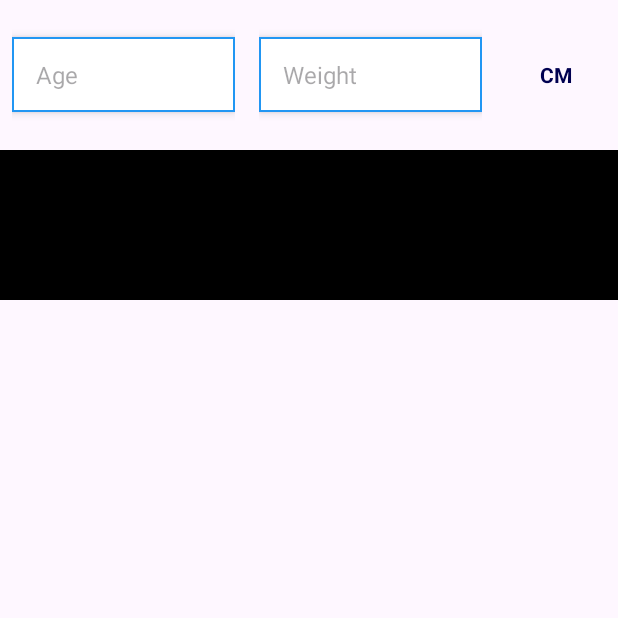
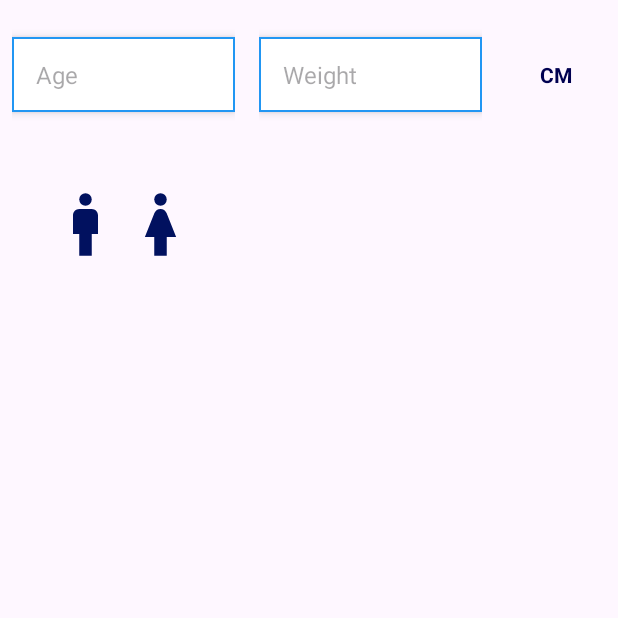
Before and after one commit to Amir-Raza-Teesside/BMICalculator, an Android app: the screen it shows after launch (MainActivity), on a phone screen of 412 x 824 dp, the top half of it. Run offline under Robolectric (Android 15) with nearby library versions, the phone set to English and light mode, and no system bars.

Commit message:
unselected Version of Gender Picture

```diff
--- a/app/src/main/java/com/example/bmicalculator/MainActivity.kt
+++ b/app/src/main/java/com/example/bmicalculator/MainActivity.kt
@@ -2,10 +2,37 @@ package com.example.bmicalculator
 
 import androidx.appcompat.app.AppCompatActivity
 import android.os.Bundle
+import android.view.View
+import android.widget.ImageView
+import android.widget.Toast
+import androidx.core.content.ContextCompat
 
 class MainActivity : AppCompatActivity() {
+
+    lateinit var men:ImageView
+    lateinit var women:ImageView
+
     override fun onCreate(savedInstanceState: Bundle?) {
         super.onCreate(savedInstanceState)
         setContentView(R.layout.activity_main)
+        var gender:String;
+
+        men = findViewById(R.id.imgman);
+        women = findViewById(R.id.imgwomen);
+
+        men.setOnClickListener(View.OnClickListener {
+
+          men.setImageResource(R.drawable.male_selected);
+            women.setImageResource(R.drawable.female_unselected);
+            gender = "Men";
+            Toast.makeText(this, gender, Toast.LENGTH_LONG).show()
+        })
+
+        women.setOnClickListener(View.OnClickListener {
+            men.setColorFilter(ContextCompat.getColor(this, R.color.black));
+            women.setColorFilter(null)
+            gender = "Women"
+            Toast.makeText(this, gender, Toast.LENGTH_LONG).show()
+        })
     }
 }
--- /dev/null
+++ b/app/src/main/res/drawable/baseline_manunselected_24.xml
@@ -0,0 +1,6 @@
+<vector android:height="24dp" android:tint="#FFFFFF"
+    android:viewportHeight="24" android:viewportWidth="24"
+    android:width="24dp" xmlns:android="http://schemas.android.com/apk/res/android">
+    <path android:fillColor="@android:color/white" android:pathData="M14,7h-4C8.9,7 8,7.9 8,9v6h2v7h4v-7h2V9C16,7.9 15.1,7 14,7z"/>
+    <path android:fillColor="@android:color/white" android:pathData="M12,4m-2,0a2,2 0,1 1,4 0a2,2 0,1 1,-4 0"/>
+</vector>
--- /dev/null
+++ b/app/src/main/res/drawable/baseline_womanunselected_24.xml
@@ -0,0 +1,6 @@
+<vector android:height="24dp" android:tint="#FFFFFF"
+    android:viewportHeight="24" android:viewportWidth="24"
+    android:width="24dp" xmlns:android="http://schemas.android.com/apk/res/android">
+    <path android:fillColor="@android:color/white" android:pathData="M13.94,8.31C13.62,7.52 12.85,7 12,7s-1.62,0.52 -1.94,1.31L7,16h3v6h4v-6h3L13.94,8.31z"/>
+    <path android:fillColor="@android:color/white" android:pathData="M12,4m-2,0a2,2 0,1 1,4 0a2,2 0,1 1,-4 0"/>
+</vector>
--- a/app/src/main/res/layout/activity_main.xml
+++ b/app/src/main/res/layout/activity_main.xml
@@ -140,12 +140,43 @@
     <LinearLayout
         android:layout_width="match_parent"
         android:layout_height="100dp"
-
-        android:background="@color/black"
         android:weightSum="5"
         app:layout_constraintEnd_toEndOf="parent"
         app:layout_constraintStart_toStartOf="parent"
         app:layout_constraintTop_toBottomOf="@+id/linearLayout">
+
+
+
+    <LinearLayout
+        android:layout_width="0dp"
+        android:layout_height="match_parent"
+        android:layout_weight="2">
+
+        <LinearLayout
+            android:layout_width="match_parent"
+            android:layout_height="match_parent"
+            android:layout_margin="4dp"
+            android:gravity="center"
+
+
+            android:padding="4dp">
+
+        <ImageView
+            android:id="@+id/imgman"
+            android:layout_width="50dp"
+            android:layout_height="50dp"
+            android:src="@drawable/baseline_man_24"/>
+
+            <ImageView
+                android:id="@+id/imgwomen"
+                android:layout_width="50dp"
+                android:layout_height="50dp"
+                android:src="@drawable/baseline_woman_24"/>
+
+        </LinearLayout>
+
+
+    </LinearLayout>
 
 
     </LinearLayout>
```
